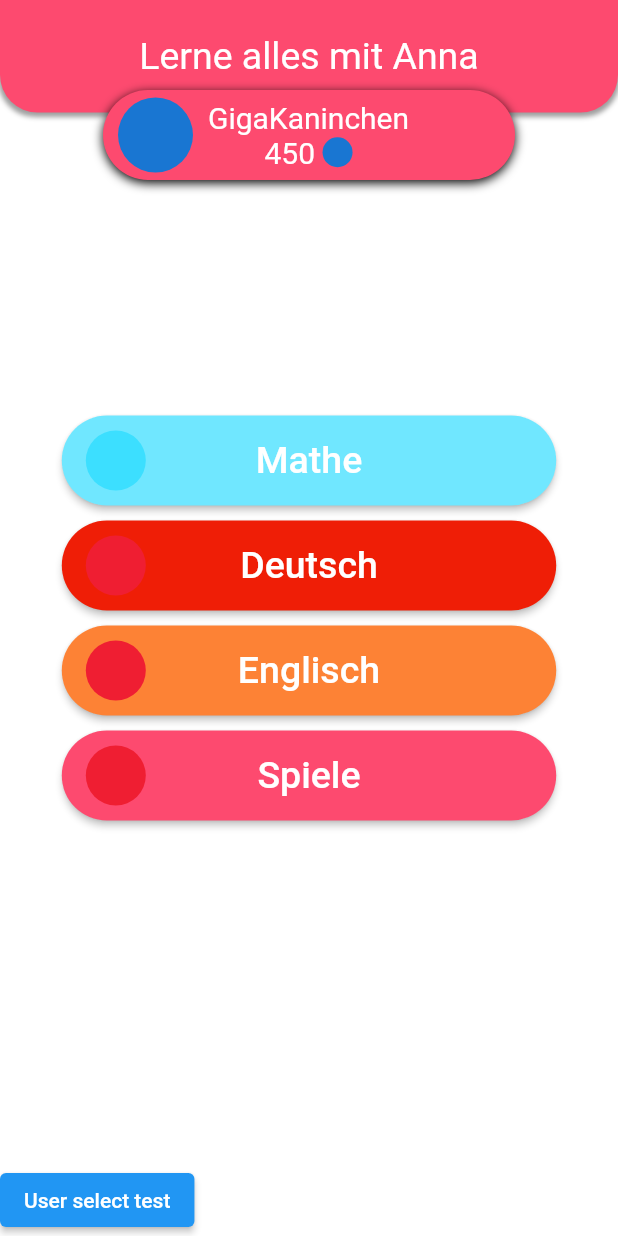
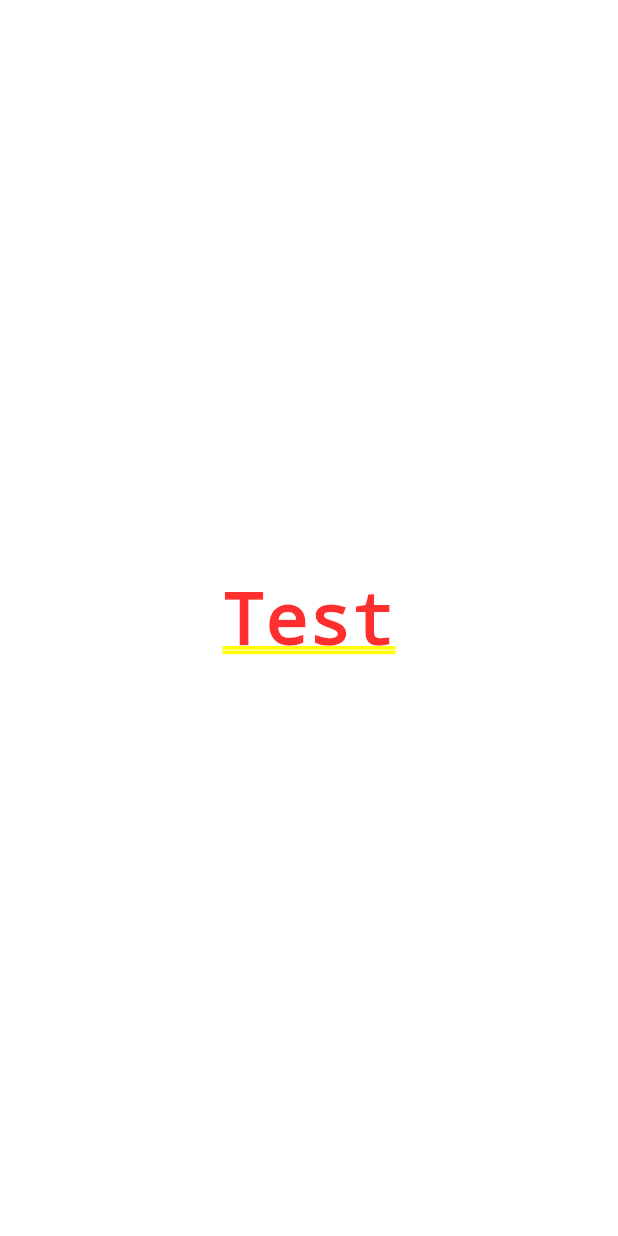
Before and after one commit to thm-mni-ii/lama, a Flutter app: the screen it shows after launch, after a tap on "Mathe", on a phone screen of 412 x 824 dp. Run offline on Flutter 3.47's test engine with Material 2 defaults, Android fonts, the phone set to English and light mode, and no system bars; our stand-ins replace flutter_bloc; missing offline and left inert: flame.

Commit message:
Add taskset_select screen and started on its bloc

```diff
--- /dev/null
+++ b/lama_app/lib/app/bloc/choose_taskset_bloc.dart
@@ -0,0 +1,14 @@
+import 'package:flutter_bloc/flutter_bloc.dart';
+import 'package:lama_app/app/event/choose_taskset_events.dart';
+import 'package:lama_app/app/state/choose_taskset_state.dart';
+
+class ChooseTasksetBloc extends Bloc<ChooseTasksetEvent, ChooseTasksetState> {
+  ChooseTasksetBloc() : super(LoadingAllTasksetsState());
+
+  @override
+  Stream<ChooseTasksetState> mapEventToState(ChooseTasksetEvent event) async* {
+    if (event is LoadAllTasksetsEvent) yield LoadingAllTasksetsState();
+    //TODO fetch all tasksets from repository
+    //TODO return a state which contains all tasksets
+  }
+}
--- /dev/null
+++ b/lama_app/lib/app/event/choose_taskset_events.dart
@@ -0,0 +1,3 @@
+abstract class ChooseTasksetEvent {}
+
+class LoadAllTasksetsEvent extends ChooseTasksetEvent {}
--- /dev/null
+++ b/lama_app/lib/app/screens/choose_taskset_screen.dart
@@ -0,0 +1,35 @@
+import 'package:flutter/material.dart';
+import 'package:flutter_bloc/flutter_bloc.dart';
+import 'package:lama_app/app/bloc/choose_taskset_bloc.dart';
+import 'package:lama_app/app/event/choose_taskset_events.dart';
+import 'package:lama_app/app/state/choose_taskset_state.dart';
+
+class ChooseTasksetScreen extends StatefulWidget {
+  final String chosenSubject;
+
+  ChooseTasksetScreen(this.chosenSubject) {
+    //TasksetProvider: get all TasksetNames for Subject and class
+  }
+
+  @override
+  State<StatefulWidget> createState() {
+    return ChooseTasksetScreenState();
+  }
+}
+
+class ChooseTasksetScreenState extends State<ChooseTasksetScreen> {
+  @override
+  void initState() {
+    super.initState();
+    BlocProvider.of<ChooseTasksetBloc>(context).add(LoadAllTasksetsEvent());
+  }
+
+  @override
+  Widget build(BuildContext context) {
+    return BlocBuilder<ChooseTasksetBloc, ChooseTasksetState>(
+      builder: (context, state) => Center(
+        child: Text("Test"),
+      ),
+    );
+  }
+}
--- a/lama_app/lib/app/screens/home_screen.dart
+++ b/lama_app/lib/app/screens/home_screen.dart
@@ -1,4 +1,7 @@
 import 'package:flutter/material.dart';
+import 'package:flutter_bloc/flutter_bloc.dart';
+import 'package:lama_app/app/bloc/choose_taskset_bloc.dart';
+import 'package:lama_app/app/screens/choose_taskset_screen.dart';
 import 'package:lama_app/app/screens/game_screen.dart';
 import 'package:lama_app/app/screens/user_login_screen.dart';
 
@@ -45,7 +48,16 @@ class HomeScreen extends StatelessWidget {
                             shape: RoundedRectangleBorder(
                                 borderRadius:
                                     BorderRadius.all(Radius.circular(50)))),
-                        onPressed: () => {},
+                        onPressed: () => Navigator.push(
+                          context,
+                          MaterialPageRoute(
+                            builder: (context) => BlocProvider(
+                              create: (BuildContext context) =>
+                                  ChooseTasksetBloc(),
+                              child: ChooseTasksetScreen("Mathe"),
+                            ),
+                          ),
+                        ),
                       ),
                       SizedBox(
                         height: 10,
--- /dev/null
+++ b/lama_app/lib/app/state/choose_taskset_state.dart
@@ -0,0 +1,5 @@
+abstract class ChooseTasksetState {}
+
+class LoadingAllTasksetsState extends ChooseTasksetState {}
+
+class LoadedAllTasksetsState extends ChooseTasksetState {}
--- a/lama_app/pubspec.yaml
+++ b/lama_app/pubspec.yaml
@@ -30,6 +30,8 @@ dependencies:
   cupertino_icons: ^1.0.2
   bloc: ^7.0.0
   flutter_bloc: ^7.0.0
+  path_provider: ^2.0.1
+  equatable: ^2.0.0
   # sqflite: ^2.0.0+3
   flutter_svg: ^0.22.0
   flame: ^0.29.4
```
Also changed, not shown: lama_app/pubspec.lock.
